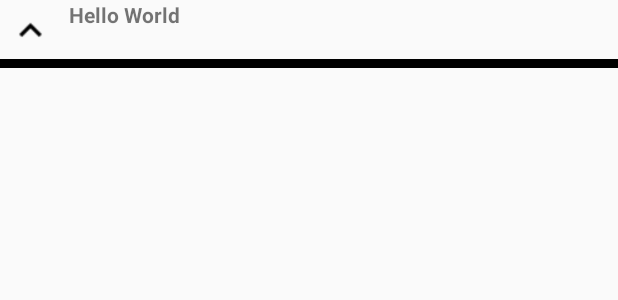
After one commit to schoenandreas/Android_Praktikum, an Android app: the layout tab1_fragment_childview.xml on its own in the app's theme, with its tools: preview values and no code run, on a phone screen of 412 x 824 dp. The commit adds this screen. Shown: the top 300 px of the screen. Run offline under Robolectric (Android 15) with nearby library versions, the light colour scheme and no system bars.

Commit message:
Fragment 1 layout added
Simple ExpandableListView added

```diff
--- a/02_Source Code/Barista_40/app/src/main/java/com/example/andreas/barista_30/MainActivity.java
+++ b/02_Source Code/Barista_40/app/src/main/java/com/example/andreas/barista_30/MainActivity.java
@@ -26,6 +26,7 @@ import android.widget.ListView;
 import android.widget.ProgressBar;
 import android.widget.TextView;
 import android.widget.Toast;
+
 
 import java.io.IOException;
 import java.io.InputStream;
--- /dev/null
+++ b/02_Source Code/Barista_40/app/src/main/res/layout/tab1_fragment_childview.xml
@@ -0,0 +1,36 @@
+<?xml version="1.0" encoding="utf-8"?>
+<LinearLayout xmlns:android="http://schemas.android.com/apk/res/android"
+    xmlns:tools="http://schemas.android.com/tools"
+    android:layout_width="match_parent"
+    android:layout_height="match_parent"
+    android:clickable="true"
+    android:orientation="vertical"
+    tools:context=".MainActivity">
+
+    <LinearLayout
+        android:layout_width="match_parent"
+        android:layout_height="39dp">
+
+        <ImageView
+            android:id="@+id/childImage"
+            android:layout_width="30dp"
+            android:layout_height="30dp"
+            android:layout_margin="5dp"
+            android:background="@drawable/expand_less3"
+            android:contentDescription="Hello World" />
+
+        <TextView
+            android:layout_width="wrap_content"
+            android:layout_height="wrap_content"
+            android:layout_marginLeft="5dp"
+            android:text="Hello World"
+            android:textSize="14sp"
+            android:textStyle="bold"/>
+
+    </LinearLayout>
+
+        <View
+            android:layout_width="match_parent"
+            android:layout_height="6dp"
+            android:background="@android:color/black"/>
+</LinearLayout>
--- a/02_Source Code/Barista_40/app/src/main/res/layout/tab3_fragment.xml
+++ b/02_Source Code/Barista_40/app/src/main/res/layout/tab3_fragment.xml
@@ -1,6 +1,4 @@
 <LinearLayout
-
-
     xmlns:android="http://schemas.android.com/apk/res/android"
     xmlns:app="http://schemas.android.com/apk/res-auto"
     xmlns:tools="http://schemas.android.com/tools"
@@ -9,7 +7,7 @@
     android:background="@color/cardview_light_background"
     android:orientation="vertical"
     android:id="@+id/tab3"
-    tools:context="com.example.andreas.barista_30.MainActivity">
+    tools:context=".MainActivity">
 
 
 
```
Also changed, not shown: 02_Source Code/Barista_40/app/src/main/java/com/example/andreas/barista_30/Tab1Fragment.java (+77 -2 lines), 02_Source Code/Barista_40/app/src/main/res/layout/tab1_fragment.xml (+26 -1 lines), 02_Source Code/Barista_40/app/src/main/res/drawable/expand_less.png (added), 02_Source Code/Barista_40/app/src/main/res/drawable/expand_less3.png (added), 02_Source Code/Barista_40/app/src/main/res/drawable/expand_more.png (added), 02_Source Code/Barista_40/app/src/main/res/drawable/expand_more2.png (added), 02_Source Code/Barista_40/app/src/main/res/drawable/expand_more3.png (added).
